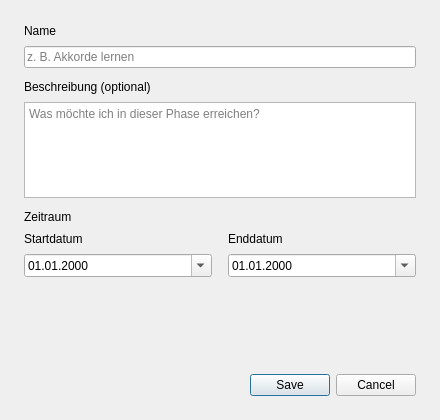
ItsDylan255/Skillbase, file resources/timelinephasedialog.ui: the form before one commit.
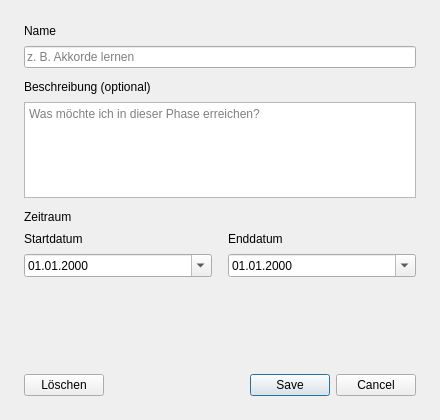
The form after the commit.

Commit message: feat(timeline): add phase creation, editing, deletion and timeline view

```diff
--- a/resources/timelinephasedialog.ui
+++ b/resources/timelinephasedialog.ui
@@ -162,7 +162,41 @@
      </property>
     </spacer>
    </item>
-   <!-- Aktionen: Abbrechen / Speichern -->
+   <!-- Aktionen: Löschen (links, destruktiv) / Abbrechen / Speichern (rechts) -->
+   <item>
+    <layout class="QHBoxLayout" name="actionRowLayout">
+     <property name="spacing">
+      <number>8</number>
+     </property>
+     <item>
+      <widget class="QPushButton" name="deletePhaseButton">
+       <property name="visible">
+        <bool>false</bool>
+       </property>
+       <property name="text">
+        <string>Löschen</string>
+       </property>
+       <property name="toolTip">
+        <string>Diese Phase löschen</string>
+       </property>
+       <property name="autoDefault">
+        <bool>false</bool>
+       </property>
+      </widget>
+     </item>
+     <item>
+      <spacer name="actionRowSpacer">
+       <property name="orientation">
+        <enum>Qt::Orientation::Horizontal</enum>
+       </property>
+       <property name="sizeHint" stdset="0">
+        <size>
+         <width>20</width>
+         <height>10</height>
+        </size>
+       </property>
+      </spacer>
+     </item>
    <item>
     <widget class="QDialogButtonBox" name="buttonBox">
      <property name="orientation">
@@ -172,6 +206,8 @@
       <set>QDialogButtonBox::StandardButton::Cancel|QDialogButtonBox::StandardButton::Save</set>
      </property>
     </widget>
+     </item>
+    </layout>
    </item>
   </layout>
  </widget>
```
Lines whose indentation alone changed are shown as unchanged. The commit also changes 13 other files.
